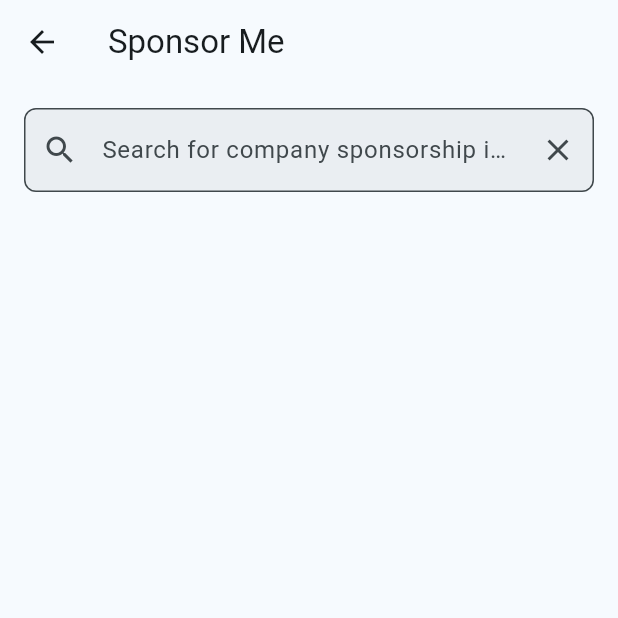
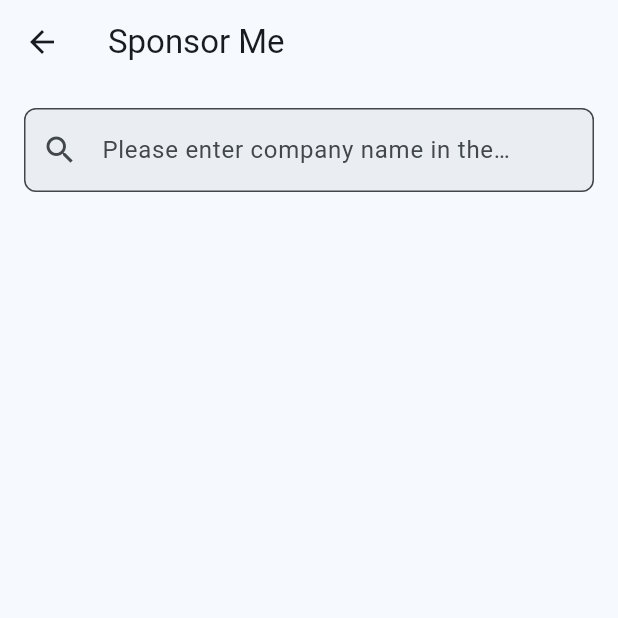
Before and after one commit to SuicaLondon/suica-no-toy-box-flutter, a Flutter app: the SponsorScreen screen opened by its route, on a phone screen of 412 x 824 dp, the top half of it. Run offline on Flutter 3.47's test engine with Material 3 defaults, Android fonts, the light colour scheme and no system bars; drawn by our look-alikes of flutter_form_builder; our stand-ins replace dio, flutter_bloc, form_builder_validators, freezed_annotation, go_router; network calls fail.

Commit message:
feat: refine the search bar UX

```diff
--- /dev/null
+++ b/lib/screens/sponsor/company_search_field.dart
@@ -0,0 +1,73 @@
+import 'package:flutter/material.dart';
+import 'package:flutter_bloc/flutter_bloc.dart';
+import 'package:flutter_form_builder/flutter_form_builder.dart';
+import 'package:form_builder_validators/form_builder_validators.dart';
+import 'package:suica_no_toy_box_flutter/cubits/sponsor/sponsor_cubit.dart';
+import 'package:suica_no_toy_box_flutter/cubits/sponsor/sponsor_state.dart';
+
+class CompanySearchField extends StatefulWidget {
+  const CompanySearchField({super.key});
+
+  @override
+  State<CompanySearchField> createState() => _CompanySearchFieldState();
+}
+
+class _CompanySearchFieldState extends State<CompanySearchField> {
+  final ValueNotifier<bool> _isEmpty = ValueNotifier(true);
+  final _formKey = GlobalKey<FormBuilderState>();
+
+  void _onSearchSubmitted(String? value) {
+    if (value != null && value.isNotEmpty) {
+      context.read<SponsorCubit>().searchCompany(value);
+    }
+  }
+
+  @override
+  Widget build(BuildContext context) {
+    return FormBuilder(
+      key: _formKey,
+      child: FormBuilderTextField(
+        name: 'company_search',
+        decoration: InputDecoration(
+          hintText: 'Please enter company name in the UK',
+          prefixIcon: const Icon(Icons.search),
+          border: OutlineInputBorder(
+            borderRadius: BorderRadius.circular(8.0),
+          ),
+          filled: true,
+          fillColor: Theme.of(context).colorScheme.surfaceContainer,
+          suffixIcon: ValueListenableBuilder(
+              valueListenable: _isEmpty,
+              builder: (context, isEmpty, child) {
+                if (isEmpty) {
+                  return const SizedBox.shrink();
+                }
+                return BlocBuilder<SponsorCubit, SponsorState>(
+                  builder: (context, state) {
+                    if (state is FetchCompaniesLoading) {
+                      return const SizedBox.shrink();
+                    }
+                    return IconButton(
+                      icon: const Icon(Icons.clear),
+                      onPressed: () {
+                        _formKey.currentState?.fields['company_search']
+                            ?.reset();
+                        context.read<SponsorCubit>().searchCompany('');
+                      },
+                    );
+                  },
+                );
+              }),
+        ),
+        validator: FormBuilderValidators.compose([
+          FormBuilderValidators.required(),
+          FormBuilderValidators.minLength(2),
+        ]),
+        onChanged: (value) {
+          _isEmpty.value = value == null || value.isEmpty;
+        },
+        onSubmitted: _onSearchSubmitted,
+      ),
+    );
+  }
+}
--- a/lib/screens/sponsor/sponsor_screen.dart
+++ b/lib/screens/sponsor/sponsor_screen.dart
@@ -1,28 +1,14 @@
 import 'package:flutter/material.dart';
 import 'package:flutter_bloc/flutter_bloc.dart';
-import 'package:flutter_form_builder/flutter_form_builder.dart';
-import 'package:form_builder_validators/form_builder_validators.dart';
 import 'package:suica_no_toy_box_flutter/constants/dimensions.dart';
 import 'package:suica_no_toy_box_flutter/cubits/sponsor/sponsor_cubit.dart';
 import 'package:suica_no_toy_box_flutter/cubits/sponsor/sponsor_state.dart';
 import 'package:suica_no_toy_box_flutter/screens/sponsor/company_detail_card.dart';
 import 'package:suica_no_toy_box_flutter/screens/sponsor/company_list.dart';
+import 'package:suica_no_toy_box_flutter/screens/sponsor/company_search_field.dart';
 
-class SponsorScreen extends StatefulWidget {
+class SponsorScreen extends StatelessWidget {
   const SponsorScreen({super.key});
-
-  @override
-  State<SponsorScreen> createState() => _SponsorScreenState();
-}
-
-class _SponsorScreenState extends State<SponsorScreen> {
-  final _formKey = GlobalKey<FormBuilderState>();
-
-  void _onSearchSubmitted(String? value) {
-    if (value != null && value.isNotEmpty) {
-      context.read<SponsorCubit>().searchCompany(value);
-    }
-  }
 
   @override
   Widget build(BuildContext context) {
@@ -71,35 +57,7 @@ class _SponsorScreenState extends State<SponsorScreen> {
             spacing: 16,
             crossAxisAlignment: CrossAxisAlignment.start,
             children: [
-              FormBuilder(
-                key: _formKey,
-                child: FormBuilderTextField(
-                  name: 'company_search',
-                  decoration: InputDecoration(
-                    hintText:
-                        'Search for company sponsorship information in the UK',
-                    prefixIcon: const Icon(Icons.search),
-                    border: OutlineInputBorder(
-                      borderRadius: BorderRadius.circular(8.0),
-                    ),
-                    filled: true,
-                    fillColor: Theme.of(context).colorScheme.surfaceContainer,
-                    suffixIcon: IconButton(
-                      icon: const Icon(Icons.clear),
-                      onPressed: () {
-                        _formKey.currentState?.fields['company_search']
-                            ?.reset();
-                        context.read<SponsorCubit>().searchCompany('');
-                      },
-                    ),
-                  ),
-                  validator: FormBuilderValidators.compose([
-                    FormBuilderValidators.required(),
-                    FormBuilderValidators.minLength(2),
-                  ]),
-                  onSubmitted: _onSearchSubmitted,
-                ),
-              ),
+              const CompanySearchField(),
               Expanded(
                 child: BlocBuilder<SponsorCubit, SponsorState>(
                   builder: (context, state) {
```
